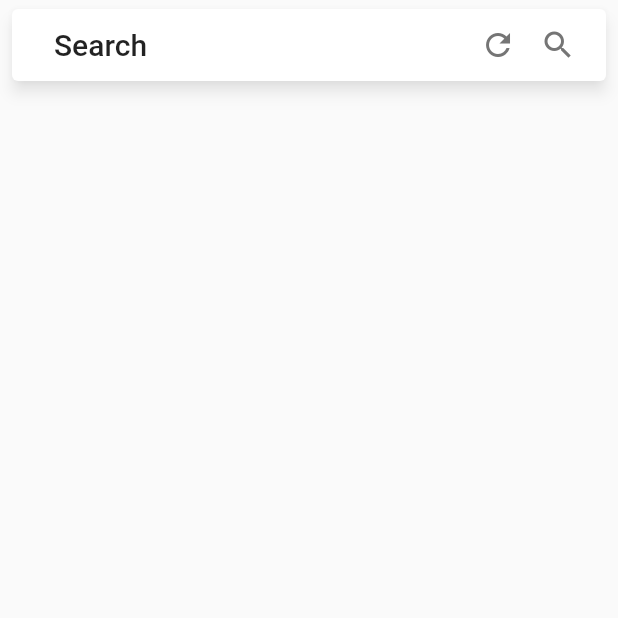
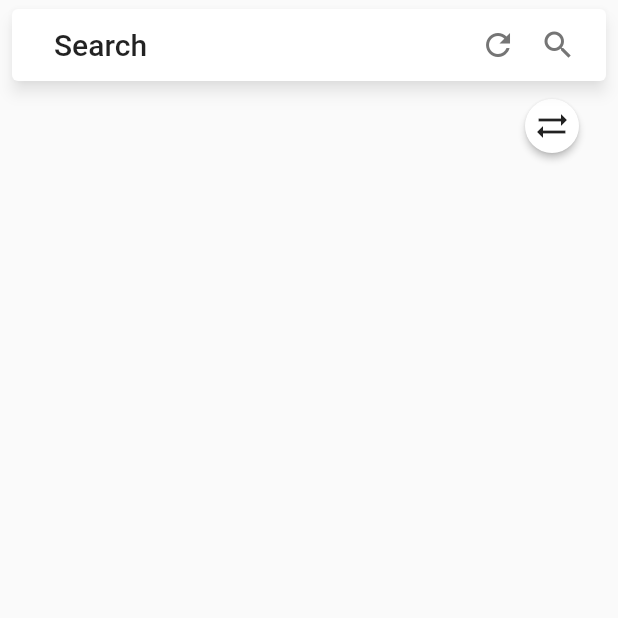
Before and after one commit to AndrewBert/capstone, a Flutter app: the screen it shows once a user with an empty profile is signed in, on a phone screen of 412 x 824 dp, the top half of it. Run offline on Flutter 3.47's test engine with Material 2 defaults, Android fonts, the phone set to English and light mode, and no system bars; drawn by our look-alikes of material_floating_search_bar; our stand-ins replace cached_network_image, chewie, cloud_functions, firebase_auth, firebase_core, firebase_storage and 2 more; accounts and stored records are empty; network calls fail.

Commit message:
toggle between category and normal view

```diff
--- a/capstone_video_analyzer/lib/pages/search_page.dart
+++ b/capstone_video_analyzer/lib/pages/search_page.dart
@@ -29,7 +29,7 @@ class _SearchPageState extends State<SearchPage> {
 
   List<Category> allCategories = [];
 
-  bool categoryView = true;
+  bool showCategoryView = false;
 
   bool showBackButton = false;
 
@@ -116,7 +116,7 @@ class _SearchPageState extends State<SearchPage> {
 
   Widget _selectView() {
     var itemsToDisplay;
-    if (categoryView == true) {
+    if (showCategoryView == true) {
       if (showAllVideos == true) {
         itemsToDisplay = allCategories;
       } else {
@@ -210,7 +210,27 @@ class _SearchPageState extends State<SearchPage> {
                     );
                   }
 
-                  return _selectView();
+                  return Container(
+                    padding: EdgeInsets.only(top: 60),
+                    child: Column(
+                      mainAxisAlignment: MainAxisAlignment.center,
+                      children: [
+                        Align(
+                          alignment: Alignment.centerRight,
+                          child: MaterialButton(
+                            color: Colors.white,
+                              shape: CircleBorder(),
+                              child: Icon(Icons.sync_alt),
+                              onPressed: () {
+                                setState(() {
+                                  showCategoryView = !showCategoryView;
+                                });
+                              }),
+                        ),
+                        Expanded(child: _selectView()),
+                      ],
+                    ),
+                  );
                 }
 
                 if (snapshot.connectionState == ConnectionState.waiting) {
@@ -221,8 +241,7 @@ class _SearchPageState extends State<SearchPage> {
                         Container(
                           padding: EdgeInsets.only(bottom: 5),
                           child: CircularProgressIndicator(
-                            backgroundColor: Colors.grey,
-                            strokeWidth: 10,
+                            strokeWidth: 7,
                           ),
                         ),
                         Container(
@@ -388,10 +407,6 @@ class _SearchResultsListViewState extends State<SearchResultsListView> {
     // final fsb = FloatingSearchBar.of(context);
 
     return Container(
-        color: Colors.white,
-        child: Padding(
-          padding: const EdgeInsets.only(top: 60),
-          child: ThumbnailGrid(widget.searchResults, widget.onDeleteVideo),
-        ));
+        child: ThumbnailGrid(widget.searchResults, widget.onDeleteVideo));
   }
 }
--- a/capstone_video_analyzer/lib/widgets/category_list.dart
+++ b/capstone_video_analyzer/lib/widgets/category_list.dart
@@ -14,7 +14,6 @@ class CategoryList extends StatelessWidget {
     categories.sort(
         (b, a) => a.videoDataList.length.compareTo(b.videoDataList.length));
     return Container(
-      padding: EdgeInsets.only(top: 60),
       height: 50,
       child: ListView.builder(
           itemCount: categories.length,
@@ -25,7 +24,7 @@ class CategoryList extends StatelessWidget {
                 Text(categories[index].name),
                 Container(
                   alignment: Alignment.centerLeft,
-                  height: 300,
+                  height: 240,
                   child: ListView.builder(
                     physics: ClampingScrollPhysics(),
                     shrinkWrap: true,
```
